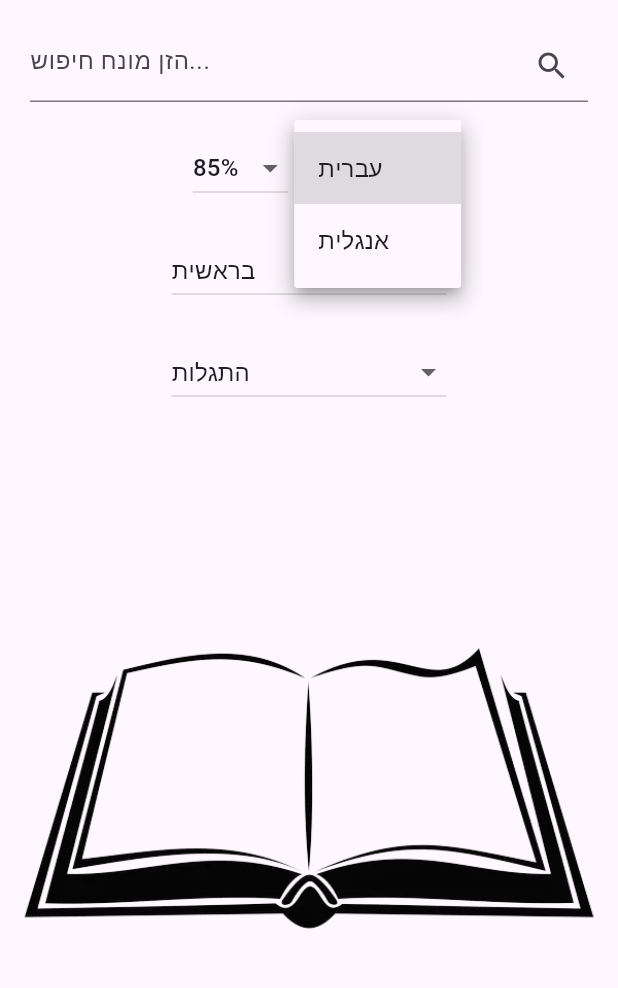
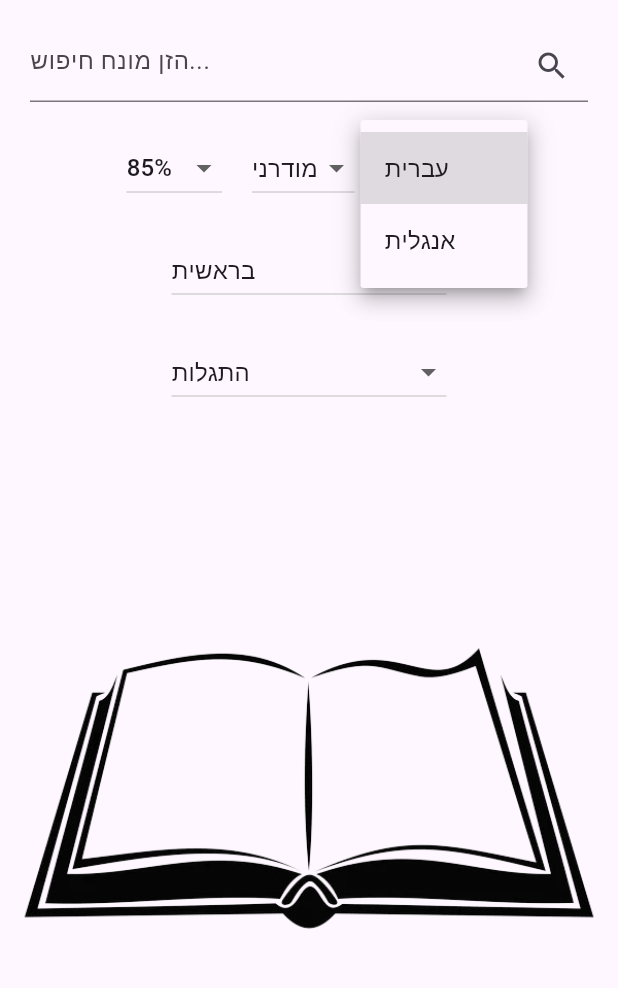
Before and after one commit to sudoAchiya/BibleSearch-app, a Flutter app: the screen it shows after launch, after a tap on "עברית", on a phone screen of 412 x 824 dp, the part 84-1072 px from its top. Run offline on Flutter 3.47's test engine with Material 3 defaults, Android fonts, the phone set to English and light mode, and no system bars.

Commit message:
Refactor layout and improve dropdown button functionality in main.dart; clean up pubspec.yaml formatting

```diff
--- a/app/lib/main.dart
+++ b/app/lib/main.dart
@@ -31,30 +31,41 @@ class MyApp extends StatelessWidget {
               ListView(
                 children: [
                   const SizedBox(height: 20),
-                  _SearchBar(), // Search bar widget
-                  const SizedBox(height: 20), // Add space between search bar and selectors
+                  _SearchBar(),
+                  const SizedBox(height: 20),
                   Center(
                     child: Column(
                       children: [
-                        Row(
-                          mainAxisAlignment: MainAxisAlignment.center,
-                          children: [
-                            _PercentageDropdownButton(), // Custom dropdown button for percentage choice
-                            const SizedBox(width: 20), // Add space between selectors
-                            _LanguageDropdownButton(),
-                          ],
+                        ValueListenableBuilder<String>(
+                          valueListenable:
+                              PercentageDropdownController.of(context)
+                                  .selectedLanguageNotifier,
+                          builder: (context, selectedLanguage, _) {
+                            return Row(
+                              mainAxisAlignment: MainAxisAlignment.center,
+                              children: [
+                                _PercentageDropdownButton(),
+                                if (selectedLanguage == 'עברית') ...[
+                                  const SizedBox(width: 20),
+                                  _VersionDropdownButton(),
+                                ],
+                                const SizedBox(width: 20),
+                                _LanguageDropdownButton(),
+                              ],
+                            );
+                          },
                         ),
                         const SizedBox(height: 20),
                         Column(
                           children: [
-                            _BookStartDropdownButton(), // Dropdown button for start book
-                            const SizedBox(height: 20), // Add space between rows
+                            _BookStartDropdownButton(),
+                            const SizedBox(height: 20),
                           ],
                         ),
                         Column(
                           children: [
-                            _BookEndDropdownButton(), // Dropdown button for end book
-                            const SizedBox(height: 20), // Add space between rows
+                            _BookEndDropdownButton(),
+                            const SizedBox(height: 20),
                           ],
                         ),
                       ],
@@ -66,7 +77,6 @@ class MyApp extends StatelessWidget {
                 left: 0,
                 right: 0,
                 bottom: 120,
-
                 child: Image.asset(
                   'assets/book.png',
                   fit: BoxFit.cover,
@@ -80,11 +90,6 @@ class MyApp extends StatelessWidget {
   }
 }
 
-
-
-
-
-
 class _SearchBar extends StatefulWidget {
   @override
   _SearchBarState createState() => _SearchBarState();
@@ -92,7 +97,6 @@ class _SearchBar extends StatefulWidget {
 
 class _SearchBarState extends State<_SearchBar> {
   final TextEditingController _searchController = TextEditingController();
-
   bool _isHebrew = true;
 
   @override
@@ -128,11 +132,17 @@ class _SearchBarState extends State<_SearchBar> {
   void _search() async {
     String searchTerm = _searchController.text;
     String filePath = _getFilePath();
-    int chosenPercent = PercentageDropdownController.of(context).percentageNotifier.value;
-    String start = PercentageDropdownController.of(context)._bookStartDropdownButtonState._selectedBookStart;
-    String end = PercentageDropdownController.of(context)._bookEndDropdownButtonState._selectedBookEnd;
-    List<String> results = await Script.search(searchTerm, chosenPercent, filePath,start,end);
-    // Display results in the app
+    int chosenPercent =
+        PercentageDropdownController.of(context).percentageNotifier.value;
+    String start = PercentageDropdownController.of(context)
+        ._bookStartDropdownButtonState
+        ._selectedBookStart;
+    String end = PercentageDropdownController.of(context)
+        ._bookEndDropdownButtonState
+        ._selectedBookEnd;
+    List<String> results =
+        await Script.search(searchTerm, chosenPercent, filePath, start, end);
+
     showDialog(
       // ignore: use_build_context_synchronously
       context: context,
@@ -150,7 +160,8 @@ class _SearchBarState extends State<_SearchBar> {
                 return ListTile(
                   title: Text(
                     results[index],
-                    textDirection: _isHebrew ? TextDirection.rtl : TextDirection.ltr,
+                    textDirection:
+                        _isHebrew ? TextDirection.rtl : TextDirection.ltr,
                   ),
                 );
               },
@@ -161,7 +172,7 @@ class _SearchBarState extends State<_SearchBar> {
               onPressed: () {
                 Navigator.of(context).pop();
               },
-              child: const Text('סגור'), // Close
+              child: const Text('סגור'),
             ),
           ],
         );
@@ -181,12 +192,16 @@ class _SearchBarState extends State<_SearchBar> {
   }
 
   String _getFilePath() {
-    final languageDropdownState = PercentageDropdownController.of(context)._languageDropdownButtonState;
-    final selectedLanguage = languageDropdownState.getSelectedLanguage();
-    return selectedLanguage == 'אנגלית' ? 'assets/bible.txt' : 'assets/bibleH.txt';
+    final controller = PercentageDropdownController.of(context);
+    final selectedLanguage =
+        controller._languageDropdownButtonState.getSelectedLanguage();
+
+    if (selectedLanguage == 'אנגלית') return 'assets/bible.txt';
+
+    final version = controller._versionDropdownButtonState.getSelectedVersion();
+    return version == 'דליטש' ? 'assets/bibleH.txt' : 'assets/bibleHN.txt';
   }
 }
-
 
 class _PercentageDropdownButton extends StatelessWidget {
   @override
@@ -200,8 +215,7 @@ class _PercentageDropdownButton extends StatelessWidget {
           onChanged: (int? newValue) {
             percentageController.updateSelectedPercentage(newValue!);
           },
-          items: <int>[60, 75, 85, 90, 100] // Define your percentage options here
-              .map<DropdownMenuItem<int>>((int value) {
+          items: <int>[60, 75, 85, 90, 100].map((int value) {
             return DropdownMenuItem<int>(
               value: value,
               child: Text('$value%'),
@@ -215,24 +229,30 @@ class _PercentageDropdownButton extends StatelessWidget {
 
 class PercentageDropdownController extends StatefulWidget {
   final Widget child;
-
   const PercentageDropdownController({super.key, required this.child});
 
   static _PercentageDropdownControllerState of(BuildContext context) {
-    return context.dependOnInheritedWidgetOfExactType<_PercentageDropdownController>()!.controller;
+    return context
+        .dependOnInheritedWidgetOfExactType<_PercentageDropdownController>()!
+        .controller;
   }
 
   @override
-  _PercentageDropdownControllerState createState() => _PercentageDropdownControllerState();
+  _PercentageDropdownControllerState createState() =>
+      _PercentageDropdownControllerState();
 }
 
-class _PercentageDropdownControllerState extends State<PercentageDropdownController> {
+class _PercentageDropdownControllerState
+    extends State<PercentageDropdownController> {
   late ValueNotifier<int> _selectedPercentageNotifier;
   late _LanguageDropdownButtonState _languageDropdownButtonState;
   late _BookStartDropdownButtonState _bookStartDropdownButtonState;
   late _BookEndDropdownButtonState _bookEndDropdownButtonState;
+  late _VersionDropdownButtonState _versionDropdownButtonState;
 
   ValueNotifier<int> get percentageNotifier => _selectedPercentageNotifier;
+  final ValueNotifier<String> selectedLanguageNotifier =
+      ValueNotifier<String>('עברית');
 
   @override
   void initState() {
@@ -255,11 +275,17 @@ class _PercentageDropdownControllerState extends State<PercentageDropdownControl
   void setLanguageDropdownButtonState(_LanguageDropdownButtonState state) {
     _languageDropdownButtonState = state;
   }
+
   void setBookStartDropdownButtonState(_BookStartDropdownButtonState state) {
     _bookStartDropdownButtonState = state;
   }
+
   void setBookEndDropdownButtonState(_BookEndDropdownButtonState state) {
     _bookEndDropdownButtonState = state;
+  }
+
+  void setVersionDropdownButtonState(_VersionDropdownButtonState state) {
+    _versionDropdownButtonState = state;
   }
 
   @override
@@ -271,9 +297,8 @@ class _PercentageDropdownControllerState extends State<PercentageDropdownControl
 
 class _PercentageDropdownController extends InheritedWidget {
   final _PercentageDropdownControllerState controller;
-
-  const _PercentageDropdownController({required this.controller, required super.child});
-
+  const _PercentageDropdownController(
+      {required this.controller, required super.child});
   @override
   bool updateShouldNotify(_PercentageDropdownController oldWidget) {
     return oldWidget.controller != controller;
@@ -286,27 +311,19 @@ class _LanguageDropdownButton extends StatefulWidget {
 }
 
 class _LanguageDropdownButtonState extends State<_LanguageDropdownButton> {
-  String _selectedLanguage = 'עברית'; // Default language
-
-  // Define lists of books for each language
-
+  String _selectedLanguage = 'עברית';
 
   @override
-  void initState() {
-    super.initState();
-    // Initialize lists of books
-    // Initialize selected start and end books
-
-  }
-
-  String getSelectedLanguage() {
-    return _selectedLanguage;
+  void didChangeDependencies() {
+    super.didChangeDependencies();
+    final controller = PercentageDropdownController.of(context);
+    controller.selectedLanguageNotifier.value = _selectedLanguage;
   }
 
   @override
   Widget build(BuildContext context) {
-    final percentageController = PercentageDropdownController.of(context);
-    percentageController.setLanguageDropdownButtonState(this);
+    final controller = PercentageDropdownController.of(context);
+    controller.setLanguageDropdownButtonState(this);
 
     return DropdownButton<String>(
       value: _selectedLanguage,
@@ -314,9 +331,9 @@ class _LanguageDropdownButtonState extends State<_LanguageDropdownButton> {
         setState(() {
           _selectedLanguage = newValue!;
         });
+        controller.selectedLanguageNotifier.value = _selectedLanguage;
       },
-      items: <String>['עברית','אנגלית'] // Define your language options here
-          .map<DropdownMenuItem<String>>((String value) {
+      items: <String>['עברית', 'אנגלית'].map((String value) {
         return DropdownMenuItem<String>(
           value: value,
           child: Text(value),
@@ -324,27 +341,55 @@ class _LanguageDropdownButtonState extends State<_LanguageDropdownButton> {
       }).toList(),
     );
   }
+
+  String getSelectedLanguage() => _selectedLanguage;
 }
 
+class _VersionDropdownButton extends StatefulWidget {
+  @override
+  _VersionDropdownButtonState createState() => _VersionDropdownButtonState();
+}
 
+class _VersionDropdownButtonState extends State<_VersionDropdownButton> {
+  String _selectedVersion = 'מודרני';
 
+  @override
+  Widget build(BuildContext context) {
+    final controller = PercentageDropdownController.of(context);
+    controller.setVersionDropdownButtonState(this);
+
+    return DropdownButton<String>(
+      value: _selectedVersion,
+      onChanged: (String? newValue) {
+        setState(() {
+          _selectedVersion = newValue!;
+        });
+      },
+      items: <String>['מודרני', 'דליטש'].map((String value) {
+        return DropdownMenuItem<String>(
+          value: value,
+          child: Text(value),
+        );
+      }).toList(),
+    );
+  }
+
+  String getSelectedVersion() => _selectedVersion;
+}
 
 class _BookStartDropdownButton extends StatefulWidget {
   @override
-  _BookStartDropdownButtonState createState() => _BookStartDropdownButtonState();
+  _BookStartDropdownButtonState createState() =>
+      _BookStartDropdownButtonState();
 }
 
 class _BookStartDropdownButtonState extends State<_BookStartDropdownButton> {
-  String _selectedBookStart = 'בראשית'; // Default language
-
-  String getSelectedBookStart() {
-    return _selectedBookStart;
-  }
+  String _selectedBookStart = 'בראשית';
 
   @override
   Widget build(BuildContext context) {
-    final percentageController = PercentageDropdownController.of(context);
-    percentageController.setBookStartDropdownButtonState(this);
+    final controller = PercentageDropdownController.of(context);
+    controller.setBookStartDropdownButtonState(this);
 
     return DropdownButton<String>(
       value: _selectedBookStart,
@@ -353,7 +398,7 @@ class _BookStartDropdownButtonState extends State<_BookStartDropdownButton> {
           _selectedBookStart = newValue!;
         });
       },
-      items: Script.booksH.map<DropdownMenuItem<String>>((String value) {
+      items: Script.booksH.map((String value) {
         return DropdownMenuItem<String>(
           value: value,
           child: Text(value),
@@ -361,23 +406,22 @@ class _BookStartDropdownButtonState extends State<_BookStartDropdownButton> {
       }).toList(),
     );
   }
+
+  String getSelectedBookStart() => _selectedBookStart;
 }
+
 class _BookEndDropdownButton extends StatefulWidget {
   @override
   _BookEndDropdownButtonState createState() => _BookEndDropdownButtonState();
 }
 
 class _BookEndDropdownButtonState extends State<_BookEndDropdownButton> {
-  String _selectedBookEnd = 'התגלות'; // Default language
-
-  String getSelectedBookEnd() {
-    return _selectedBookEnd;
-  }
+  String _selectedBookEnd = 'התגלות';
 
   @override
   Widget build(BuildContext context) {
-    final percentageController = PercentageDropdownController.of(context);
-    percentageController.setBookEndDropdownButtonState(this);
+    final controller = PercentageDropdownController.of(context);
+    controller.setBookEndDropdownButtonState(this);
 
     return DropdownButton<String>(
       value: _selectedBookEnd,
@@ -386,7 +430,7 @@ class _BookEndDropdownButtonState extends State<_BookEndDropdownButton> {
           _selectedBookEnd = newValue!;
         });
       },
-      items: Script.booksH.reversed.map<DropdownMenuItem<String>>((String value) {
+      items: Script.booksH.reversed.map((String value) {
         return DropdownMenuItem<String>(
           value: value,
           child: Text(value),
@@ -394,4 +438,6 @@ class _BookEndDropdownButtonState extends State<_BookEndDropdownButton> {
       }).toList(),
     );
   }
+
+  String getSelectedBookEnd() => _selectedBookEnd;
 }
--- a/app/pubspec.yaml
+++ b/app/pubspec.yaml
@@ -1,13 +1,12 @@
 name: app
 description: "A new Flutter project."
 
-publish_to: 'none' # Remove this line if you wish to publish to pub.dev
-
+publish_to: "none" # Remove this line if you wish to publish to pub.dev
 
 version: 1.0.0+4
 
 environment:
-  sdk: '>=3.3.1 <4.0.0'
+  sdk: ">=3.3.1 <4.0.0"
 
 dependencies:
   flutter:
```
